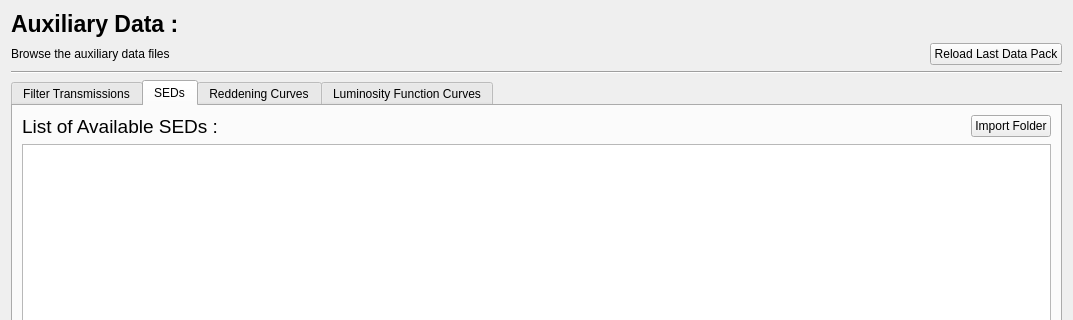
This is PhzQtUI/auxdir/PhzQtUI/FormAuxDataManagement.ui in astrorama/Phosphoros as Qt 5 draws it before an edit; both pictures show x 0 to 1073 and y 0 to 320 of the 1073 by 831 pixel window. The edited form follows.
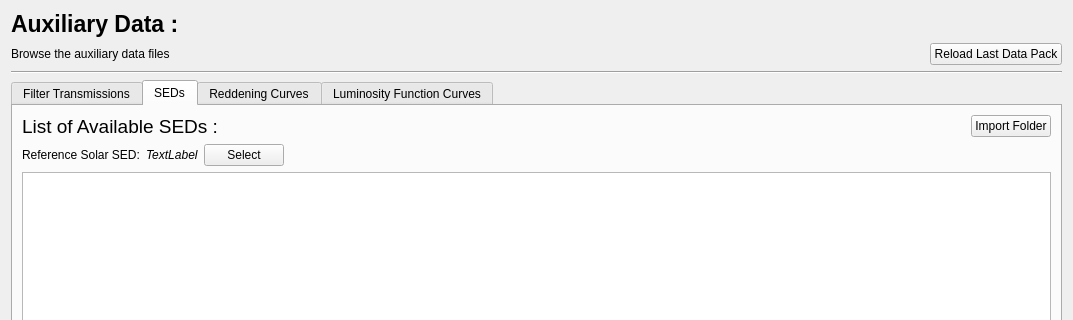
This is the edited form. The open tabs and pages were chosen to show the change.

Commit message: Add Solar SED selection into the interface

What changed in the file:
```diff
--- a/PhzQtUI/auxdir/PhzQtUI/FormAuxDataManagement.ui
+++ b/PhzQtUI/auxdir/PhzQtUI/FormAuxDataManagement.ui
@@ -198,6 +198,49 @@
          </item>
         </layout>
        </item>
+       <item>
+        <layout class="QHBoxLayout" name="horizontalLayout_6">
+         <item>
+          <widget class="QLabel" name="label_2">
+           <property name="text">
+            <string>Reference Solar SED:</string>
+           </property>
+          </widget>
+         </item>
+         <item>
+          <widget class="QLabel" name="lbl_sun_sed">
+           <property name="font">
+            <font>
+             <italic>true</italic>
+            </font>
+           </property>
+           <property name="text">
+            <string>TextLabel</string>
+           </property>
+          </widget>
+         </item>
+         <item>
+          <widget class="QPushButton" name="btn_sun_sed">
+           <property name="text">
+            <string>Select</string>
+           </property>
+          </widget>
+         </item>
+         <item>
+          <spacer name="horizontalSpacer_6">
+           <property name="orientation">
+            <enum>Qt::Horizontal</enum>
+           </property>
+           <property name="sizeHint" stdset="0">
+            <size>
+             <width>40</width>
+             <height>20</height>
+            </size>
+           </property>
+          </spacer>
+         </item>
+        </layout>
+       </item>
        <item>
         <widget class="QTreeView" name="treeView_ManageSed">
          <property name="editTriggers">
```
The commit also changes 10 other files.
